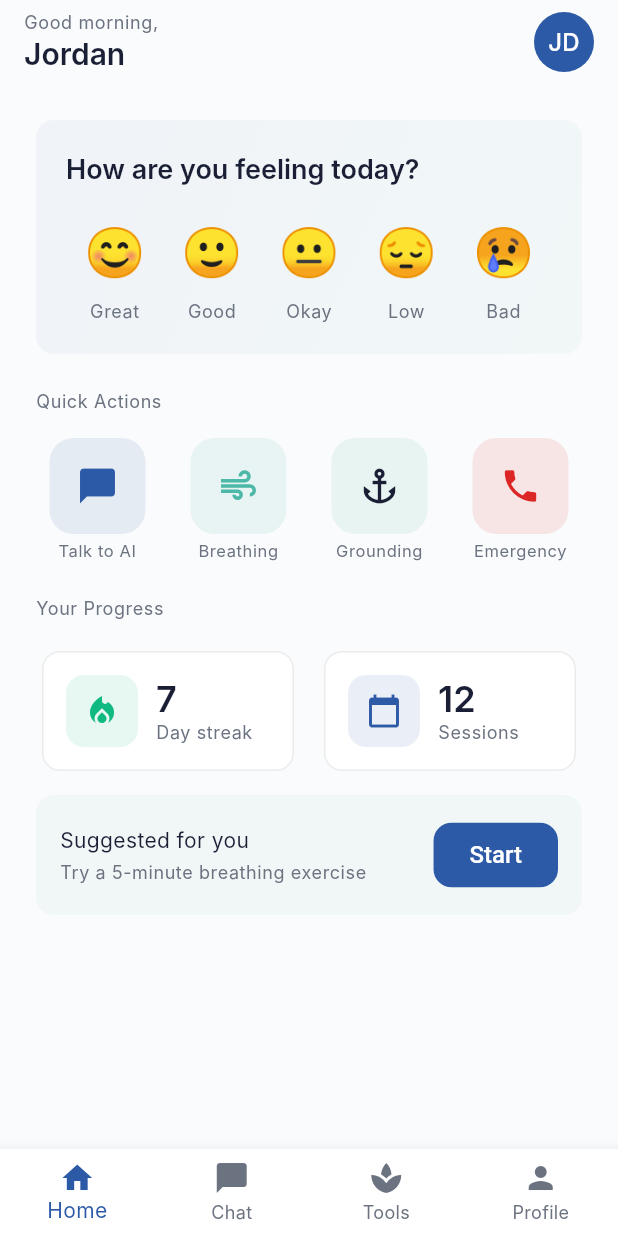
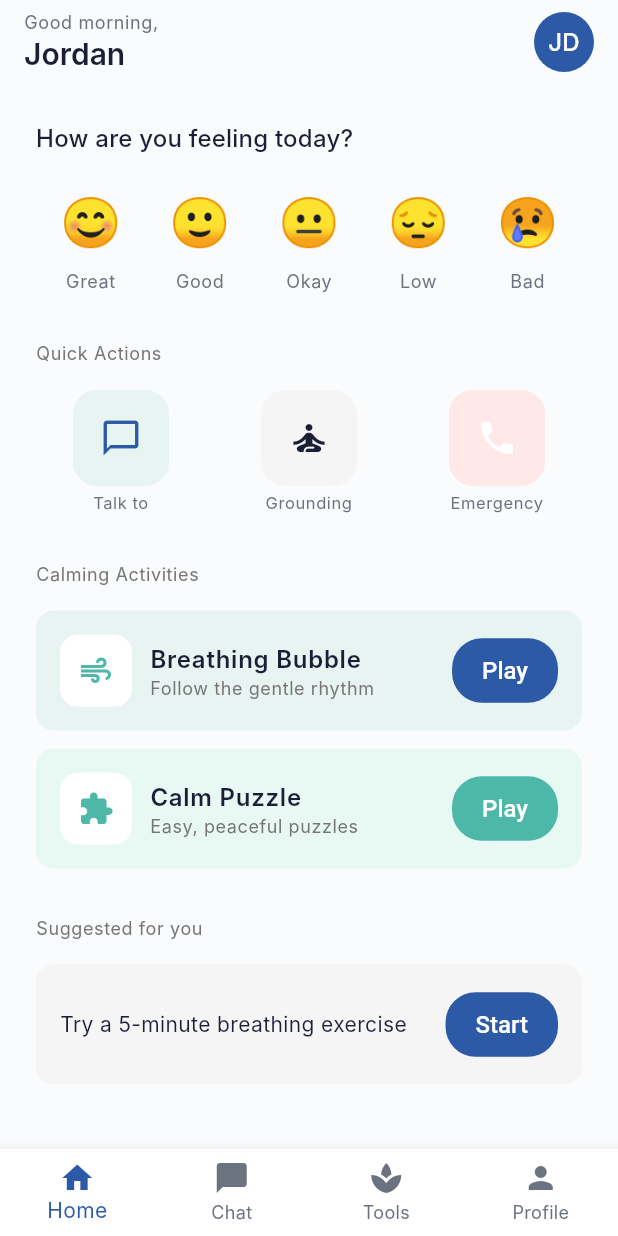
Before and after one commit to malshisathsarani/Serenitys-Mental-Health-Application, a Flutter app: the HomeScreen screen opened by its route, on a phone screen of 412 x 824 dp. Run offline on Flutter 3.47's test engine with Material 3 defaults, Android fonts, the phone set to English and light mode, and no system bars; our stand-ins replace go_router; Roboto replaces fonts that are missing (Inter).

Commit message:
Changed the UI of HOME screen

```diff
--- a/frontend/mobile_app/lib/features/home/screens/home_screen.dart
+++ b/frontend/mobile_app/lib/features/home/screens/home_screen.dart
@@ -22,25 +22,12 @@ class HomeScreen extends StatelessWidget {
           crossAxisAlignment: CrossAxisAlignment.start,
           children: [
             // Daily check-in card
-            Container(
-              padding: const EdgeInsets.all(20),
-              decoration: BoxDecoration(
-                gradient: LinearGradient(
-                  begin: Alignment.topLeft,
-                  end: Alignment.bottomRight,
-                  colors: [
-                    Theme.of(context).primaryColor.withOpacity(0.05),
-                    const Color(0xFF4DB8A8).withOpacity(0.05),
-                  ],
-                ),
-                borderRadius: BorderRadius.circular(12),
-              ),
-              child: Column(
+            Column(
               crossAxisAlignment: CrossAxisAlignment.start,
               children: [
                 Text(
                   'How are you feeling today?',
-                    style: Theme.of(context).textTheme.headlineSmall,
+                  style: Theme.of(context).textTheme.titleMedium,
                 ),
                 const SizedBox(height: 16),
                 MoodSelector(
@@ -50,173 +37,226 @@ class HomeScreen extends StatelessWidget {
                 ),
               ],
             ),
-            ),
-            const SizedBox(height: 24),
+            const SizedBox(height: 32),
 
             // Quick actions
             Text(
               'Quick Actions',
-              style: Theme.of(context).textTheme.bodySmall,
+              style: Theme.of(context).textTheme.bodySmall?.copyWith(
+                    color: Colors.grey[600],
+                  ),
             ),
             const SizedBox(height: 16),
-            GridView.count(
-              crossAxisCount: 4,
-              shrinkWrap: true,
-              physics: const NeverScrollableScrollPhysics(),
-              mainAxisSpacing: 16,
-              crossAxisSpacing: 12,
+            Row(
+              mainAxisAlignment: MainAxisAlignment.spaceEvenly,
               children: [
-                ActionCard(
-                  icon: Icons.chat_bubble,
-                  label: 'Talk to AI',
+                Expanded(
+                  child: ActionCard(
+                    icon: Icons.chat_bubble_outline,
+                    label: 'Talk to',
                     color: Theme.of(context).primaryColor,
-                  bgColor: Theme.of(context).primaryColor.withOpacity(0.1),
+                    bgColor: const Color(0xFFE8F4F2),
                     onTap: () => context.go('/chat'),
                   ),
-                ActionCard(
-                  icon: Icons.air,
-                  label: 'Breathing',
-                  color: const Color(0xFF4DB8A8),
-                  bgColor: const Color(0xFF4DB8A8).withOpacity(0.1),
+                ),
+                const SizedBox(width: 12),
+                Expanded(
+                  child: ActionCard(
+                    icon: Icons.self_improvement,
+                    label: 'Grounding',
+                    color: const Color(0xFF1A1F36),
+                    bgColor: const Color(0xFFF5F5F5),
                     onTap: () => context.go('/tools'),
                   ),
-                ActionCard(
-                  icon: Icons.anchor,
-                  label: 'Grounding',
-                  color: const Color(0xFF1A1F36),
-                  bgColor: const Color(0xFFE8F4F2),
-                  onTap: () => context.go('/tools'),
                 ),
-                ActionCard(
+                const SizedBox(width: 12),
+                Expanded(
+                  child: ActionCard(
                     icon: Icons.phone,
                     label: 'Emergency',
-                  color: const Color(0xFFDC2626),
-                  bgColor: const Color(0xFFDC2626).withOpacity(0.1),
+                    color: Colors.white,
+                    bgColor: const Color(0xFFFFE8E8),
                     onTap: () => context.go('/crisis'),
+                  ),
                 ),
               ],
             ),
-            const SizedBox(height: 24),
+            const SizedBox(height: 32),
 
-            // Your Progress
+            // Calming Activities
             Text(
-              'Your Progress',
-              style: Theme.of(context).textTheme.bodySmall,
+              'Calming Activities',
+              style: Theme.of(context).textTheme.bodySmall?.copyWith(
+                    color: Colors.grey[600],
+                  ),
             ),
             const SizedBox(height: 16),
-            Row(
-              children: [
-                Expanded(
-                  child: Card(
-                    child: Padding(
+
+            // Breathing Bubble
+            Container(
               padding: const EdgeInsets.all(16),
+              decoration: BoxDecoration(
+                color: const Color(0xFFE8F4F2),
+                borderRadius: BorderRadius.circular(12),
+              ),
               child: Row(
                 children: [
                   Container(
                     width: 48,
                     height: 48,
                     decoration: BoxDecoration(
-                              color: const Color(0xFF10B981).withOpacity(0.1),
+                      color: Colors.white,
                       borderRadius: BorderRadius.circular(12),
                     ),
                     child: const Icon(
-                              Icons.local_fire_department,
-                              color: Color(0xFF10B981),
+                      Icons.air,
+                      color: Color(0xFF4DB8A8),
                       size: 24,
                     ),
                   ),
                   const SizedBox(width: 12),
-                          Column(
+                  Expanded(
+                    child: Column(
                       crossAxisAlignment: CrossAxisAlignment.start,
                       children: [
                         Text(
-                                '7',
-                                style: Theme.of(context).textTheme.displaySmall,
+                          'Breathing Bubble',
+                          style:
+                              Theme.of(context).textTheme.bodyLarge?.copyWith(
+                                    fontWeight: FontWeight.w600,
+                                  ),
                         ),
                         Text(
-                                'Day streak',
-                                style: Theme.of(context).textTheme.bodySmall,
+                          'Follow the gentle rhythm',
+                          style:
+                              Theme.of(context).textTheme.bodySmall?.copyWith(
+                                    color: Colors.grey[600],
                                   ),
-                            ],
                         ),
                       ],
                     ),
                   ),
+                  ElevatedButton(
+                    onPressed: () => context.go('/tools'),
+                    style: ElevatedButton.styleFrom(
+                      backgroundColor: Theme.of(context).primaryColor,
+                      foregroundColor: Colors.white,
+                      padding: const EdgeInsets.symmetric(
+                        horizontal: 20,
+                        vertical: 12,
+                      ),
+                      shape: RoundedRectangleBorder(
+                        borderRadius: BorderRadius.circular(20),
                       ),
                     ),
-                const SizedBox(width: 12),
-                Expanded(
-                  child: Card(
-                    child: Padding(
+                    child: const Text('Play'),
+                  ),
+                ],
+              ),
+            ),
+            const SizedBox(height: 12),
+
+            // Calm Puzzle
+            Container(
               padding: const EdgeInsets.all(16),
+              decoration: BoxDecoration(
+                color: const Color(0xFFE8F9F4),
+                borderRadius: BorderRadius.circular(12),
+              ),
               child: Row(
                 children: [
                   Container(
                     width: 48,
                     height: 48,
                     decoration: BoxDecoration(
-                              color: Theme.of(context)
-                                  .primaryColor
-                                  .withOpacity(0.1),
+                      color: Colors.white,
                       borderRadius: BorderRadius.circular(12),
                     ),
-                            child: Icon(
-                              Icons.calendar_today,
-                              color: Theme.of(context).primaryColor,
+                    child: const Icon(
+                      Icons.extension,
+                      color: Color(0xFF4DB8A8),
                       size: 24,
                     ),
                   ),
                   const SizedBox(width: 12),
-                          Column(
+                  Expanded(
+                    child: Column(
                       crossAxisAlignment: CrossAxisAlignment.start,
                       children: [
                         Text(
-                                '12',
-                                style: Theme.of(context).textTheme.displaySmall,
+                          'Calm Puzzle',
+                          style:
+                              Theme.of(context).textTheme.bodyLarge?.copyWith(
+                                    fontWeight: FontWeight.w600,
+                                  ),
                         ),
                         Text(
-                                'Sessions',
-                                style: Theme.of(context).textTheme.bodySmall,
+                          'Easy, peaceful puzzles',
+                          style:
+                              Theme.of(context).textTheme.bodySmall?.copyWith(
+                                    color: Colors.grey[600],
                                   ),
-                            ],
                         ),
                       ],
                     ),
                   ),
+                  ElevatedButton(
+                    onPressed: () => context.go('/tools'),
+                    style: ElevatedButton.styleFrom(
+                      backgroundColor: const Color(0xFF4DB8A8),
+                      foregroundColor: Colors.white,
+                      padding: const EdgeInsets.symmetric(
+                        horizontal: 20,
+                        vertical: 12,
                       ),
+                      shape: RoundedRectangleBorder(
+                        borderRadius: BorderRadius.circular(20),
+                      ),
+                    ),
+                    child: const Text('Play'),
                   ),
                 ],
               ),
-            const SizedBox(height: 12),
+            ),
+            const SizedBox(height: 32),
 
-            // Suggested tool
+            // Suggested for you
+            Text(
+              'Suggested for you',
+              style: Theme.of(context).textTheme.bodySmall?.copyWith(
+                    color: Colors.grey[600],
+                  ),
+            ),
+            const SizedBox(height: 16),
             Container(
               padding: const EdgeInsets.all(16),
               decoration: BoxDecoration(
-                color: const Color(0xFFE8F4F2).withOpacity(0.5),
+                color: const Color(0xFFF5F5F5),
                 borderRadius: BorderRadius.circular(12),
               ),
               child: Row(
                 mainAxisAlignment: MainAxisAlignment.spaceBetween,
                 children: [
                   Expanded(
-                    child: Column(
-                      crossAxisAlignment: CrossAxisAlignment.start,
-                      children: [
-                        Text(
-                          'Suggested for you',
+                    child: Text(
+                      'Try a 5-minute breathing exercise',
                       style: Theme.of(context).textTheme.bodyMedium,
                     ),
-                        const SizedBox(height: 4),
-                        Text(
-                          'Try a 5-minute breathing exercise',
-                          style: Theme.of(context).textTheme.bodySmall,
                   ),
-                      ],
+                  const SizedBox(width: 12),
+                  ElevatedButton(
+                    onPressed: () => context.go('/tools'),
+                    style: ElevatedButton.styleFrom(
+                      backgroundColor: Theme.of(context).primaryColor,
+                      foregroundColor: Colors.white,
+                      padding: const EdgeInsets.symmetric(
+                        horizontal: 20,
+                        vertical: 12,
+                      ),
+                      shape: RoundedRectangleBorder(
+                        borderRadius: BorderRadius.circular(20),
                       ),
                     ),
-                  ElevatedButton(
-                    onPressed: () => context.go('/tools'),
                     child: const Text('Start'),
                   ),
                 ],
```
Lines whose indentation alone changed are shown as unchanged.
